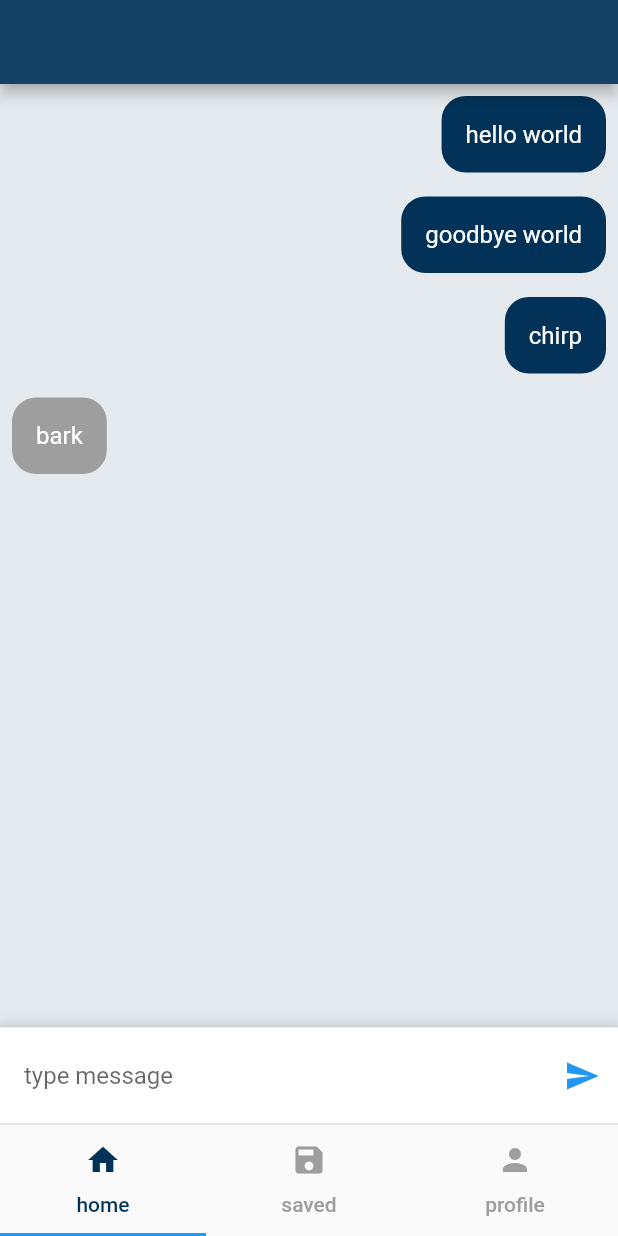
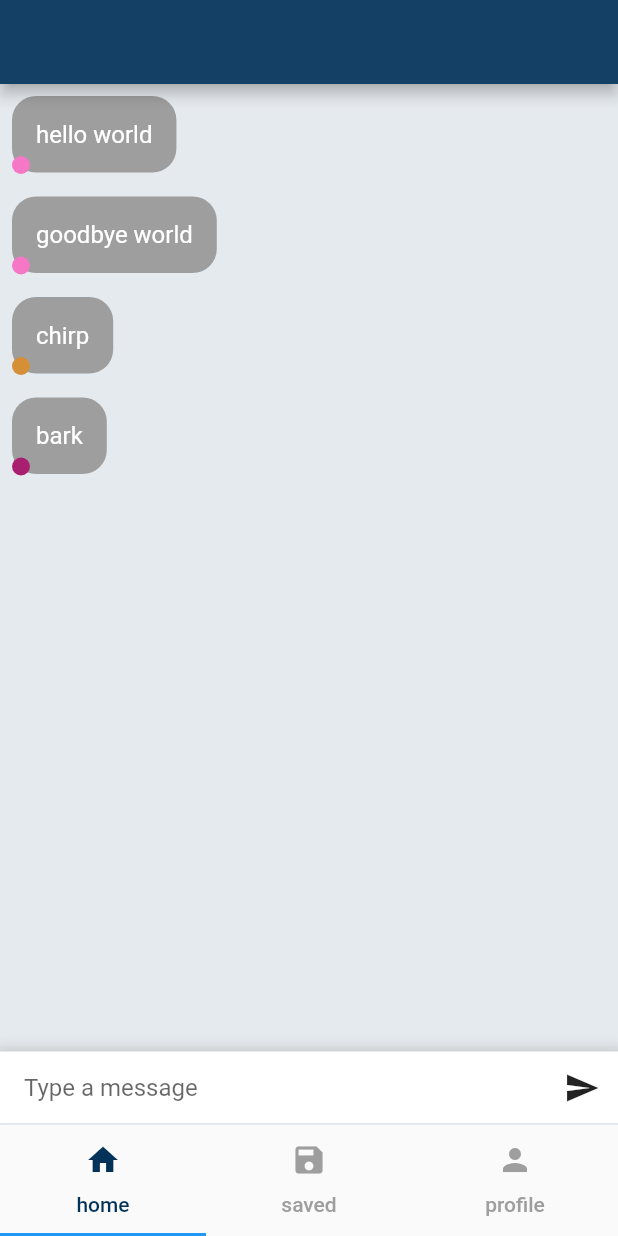
Before and after one commit to mbulling/chirp, a Flutter app: the screen it shows after launch, on a phone screen of 412 x 824 dp. Run offline on Flutter 3.47's test engine with Material 2 defaults, Android fonts, the phone set to English and light mode, and no system bars; our stand-ins replace cloud_firestore, firebase_core, geocoding, geolocator; accounts and stored records are empty.

Commit message:
Add identifier to messages

```diff
--- a/lib/message_view.dart
+++ b/lib/message_view.dart
@@ -1,5 +1,7 @@
 import 'package:flutter/material.dart';
 import 'shared_structs.dart';
+import 'user_profile.dart';
+import 'dart:convert';
 
 class MessageView extends StatefulWidget {
   final List<Message> messages;
@@ -13,17 +15,19 @@ class MessageView extends StatefulWidget {
 class _MessageViewState extends State<MessageView> {
   List<Message> messages = [
     Message(
-        author: "me",
+        author: "482967",
         time: "now",
         content: "hello world",
         zone: "north campus"),
     Message(
-        author: "me",
+        author: "482967",
         time: "now",
         content: "goodbye world",
         zone: "north campus"),
-    Message(author: "me", time: "now", content: "chirp", zone: "north campus"),
-    Message(author: "mason", time: "now", content: "bark", zone: "north campus")
+    Message(
+        author: "111111", time: "now", content: "chirp", zone: "north campus"),
+    Message(
+        author: "222222", time: "now", content: "bark", zone: "north campus")
   ];
   TextEditingController _textController = TextEditingController();
 
@@ -50,7 +54,9 @@ class _MessageViewState extends State<MessageView> {
             child: ListView.builder(
               itemCount: messages.length,
               itemBuilder: (BuildContext context, int index) {
-                return Padding(
+                return Stack(
+                  children: <Widget>[
+                    Padding(
                       padding: EdgeInsets.all(8.0),
                       child: Align(
                         alignment: messages[index].author == 'me'
@@ -60,21 +66,39 @@ class _MessageViewState extends State<MessageView> {
                           padding: EdgeInsets.all(16.0),
                           decoration: BoxDecoration(
                             color: messages[index].author == 'me'
-                            ? Color(
-                                0xFF023258) // Set your sent message background color
-                            : Colors
-                                .grey, // Set your received message background color
+                                ? Color(0xFF023258)
+                                : Colors.grey,
                             borderRadius: BorderRadius.circular(16.0),
                           ),
                           child: Text(
                             messages[index].content,
                             style: TextStyle(
                               fontSize: 16.0,
-                          color: Colors.white, // Set your message text color
+                              color: Colors.white,
                             ),
                           ),
                         ),
                       ),
+                    ),
+                    Positioned(
+                      left: messages[index].author == 'me' ? null : 0,
+                      right: messages[index].author == 'me' ? 0 : null,
+                      bottom: 7,
+                      child: Container(
+                        margin: EdgeInsets.only(
+                          left: messages[index].author == 'me' ? 0 : 8.0,
+                          right: messages[index].author == 'me' ? 8.0 : 0,
+                        ),
+                        width: 12,
+                        height: 12,
+                        decoration: BoxDecoration(
+                          shape: BoxShape.circle,
+                          color:
+                              getUserColor(int.parse(messages[index].author)),
+                        ),
+                      ),
+                    ),
+                  ],
                 );
               },
             ),
@@ -95,23 +119,23 @@ class _MessageViewState extends State<MessageView> {
               children: [
                 Expanded(
                   child: Padding(
-                    padding: const EdgeInsets.symmetric(
-                        vertical: 8.0, horizontal: 16.0),
-                    child: TextFormField(
+                    padding: EdgeInsets.only(left: 16.0),
+                    child: TextField(
                       controller: _textController,
                       decoration: InputDecoration(
-                          hintText: "type message", border: InputBorder.none),
+                        hintText: 'Type a message',
+                        border: InputBorder.none,
+                      ),
                     ),
                   ),
                 ),
                 IconButton(
                   icon: Icon(Icons.send),
                   onPressed: _sendMessage,
-                  color: Theme.of(context).primaryColor,
-                )
+                ),
               ],
             ),
-          )
+          ),
         ],
       ),
     );
```
Also changed, not shown: 1 other file. Lines whose indentation alone changed are shown as unchanged.
